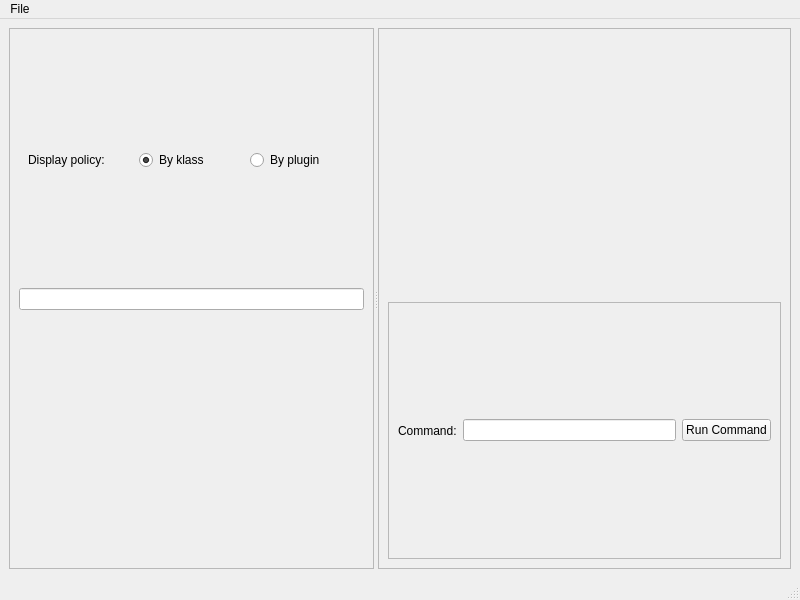
Above: src/Gui/ui_files/MainWindow.ui from loganek/gstcreator before the change. Below: the same form after it.
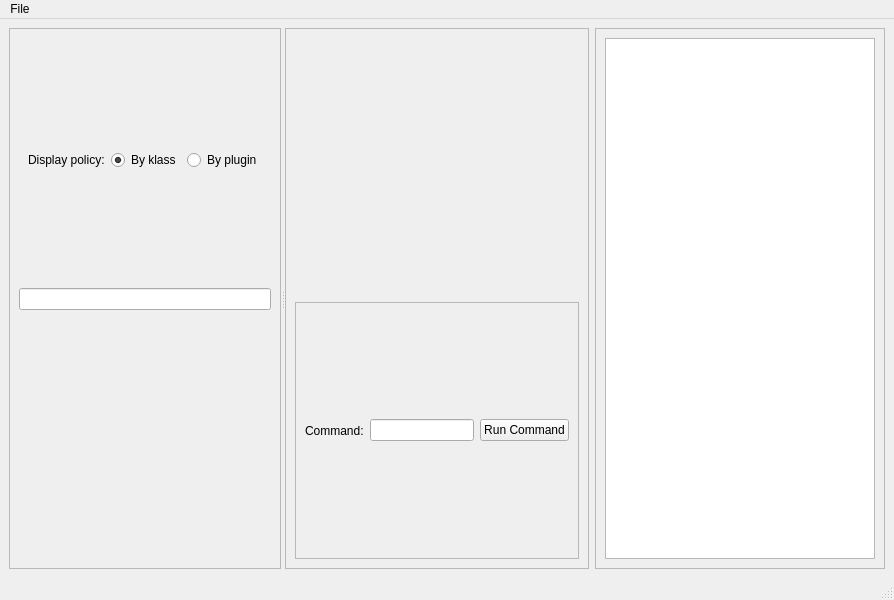
That is the form after the change.

The edit to the form file:
```diff
--- a/src/Gui/ui_files/MainWindow.ui
+++ b/src/Gui/ui_files/MainWindow.ui
@@ -6,7 +6,7 @@
    <rect>
     <x>0</x>
     <y>0</y>
-    <width>800</width>
+    <width>894</width>
     <height>600</height>
    </rect>
   </property>
@@ -141,6 +141,21 @@
       </widget>
      </widget>
     </item>
+    <item row="0" column="1">
+     <widget class="QFrame" name="frame_4">
+      <property name="frameShape">
+       <enum>QFrame::StyledPanel</enum>
+      </property>
+      <property name="frameShadow">
+       <enum>QFrame::Raised</enum>
+      </property>
+      <layout class="QGridLayout" name="gridLayout_3">
+       <item row="0" column="0">
+        <widget class="QListWidget" name="selectedObjectListView"/>
+       </item>
+      </layout>
+     </widget>
+    </item>
    </layout>
   </widget>
   <widget class="QMenuBar" name="menubar">
@@ -148,7 +163,7 @@
     <rect>
      <x>0</x>
      <y>0</y>
-     <width>800</width>
+     <width>894</width>
      <height>19</height>
     </rect>
    </property>
```
